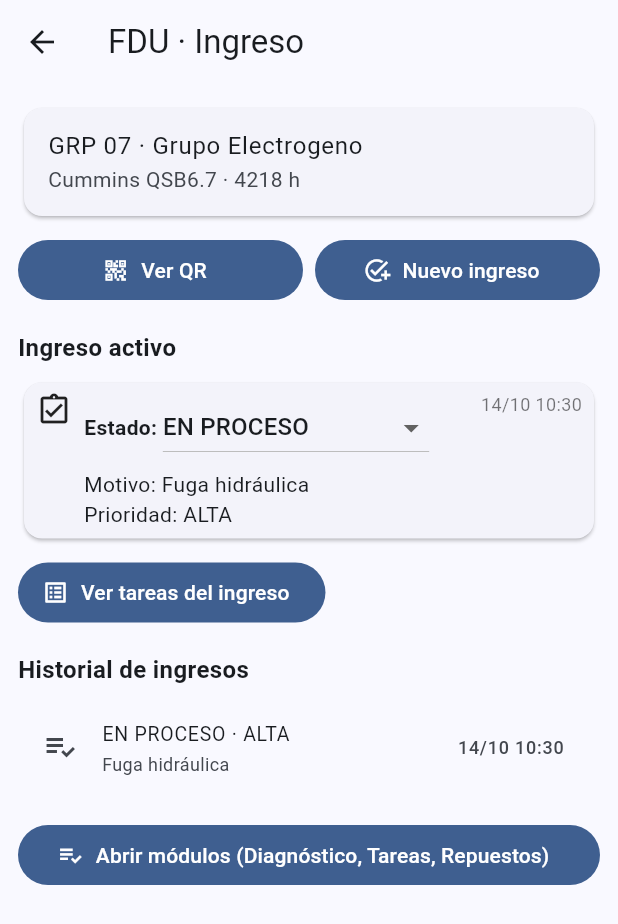
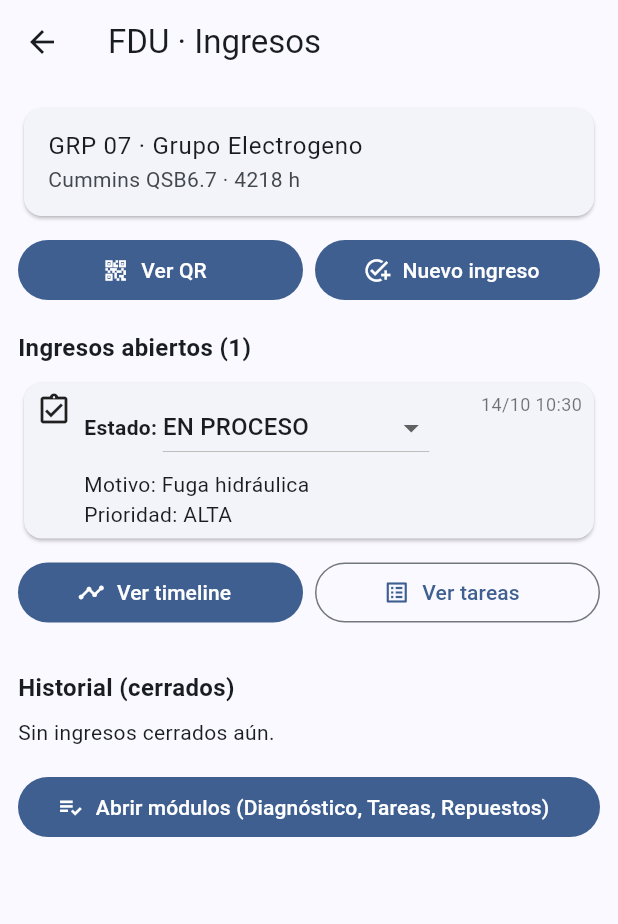
Before and after one commit to bomoro2/garage365f, a Flutter app: the screen it shows after launch, after a tap on an icon or button, on a phone screen of 412 x 824 dp. Shown: the top 924 px of the screen. Run offline on Flutter 3.47's test engine with Material 3 defaults, Android fonts, the phone set to English and light mode, and no system bars; our stand-ins replace flutter_riverpod, go_router, qr_flutter, screenshot, share_plus, shared_preferences; missing offline and left inert: mobile_scanner.

Commit message:
feat(FDU): múltiples ingresos abiertos por equipo + historial solo cerrados

```diff
--- a/lib/router.dart
+++ b/lib/router.dart
@@ -10,6 +10,7 @@ import 'views/intake/create_intake_page.dart';
 import 'views/intake/intake_detail_page.dart'; // <- NUEVO
 import 'state/asset_list_provider.dart';
 import 'views/task/task_list_page.dart';
+import 'views/task/task_detail_page.dart';
 
 final router = GoRouter(
   routes: [
@@ -43,6 +44,13 @@ final router = GoRouter(
       builder: (ctx, st) =>
           TaskListPage(intakeId: st.pathParameters['intakeId']!),
     ),
+    GoRoute(
+      path: '/task/detail/:taskId/:intakeId',
+      builder: (ctx, st) => TaskDetailPage(
+        taskId: st.pathParameters['taskId']!,
+        intakeId: st.pathParameters['intakeId']!,
+      ),
+    ),
   ],
 );
 
--- a/lib/state/intake_provider.dart
+++ b/lib/state/intake_provider.dart
@@ -17,6 +17,34 @@ final intakeListProvider = FutureProvider<List<WorkIntake>>((ref) async {
   final repo = ref.watch(intakeRepoProvider);
   return repo.loadAll();
 });
+
+/// --- Ingresos ABIERTOS por asset (no cerrados), orden desc por fecha ---
+final openIntakesByAssetProvider =
+    FutureProvider.family<List<WorkIntake>, String>((ref, assetId) async {
+      final list = await ref.watch(intakeListProvider.future);
+      final open =
+          list
+              .where(
+                (i) => i.assetId == assetId && i.state != IntakeState.cerrado,
+              )
+              .toList()
+            ..sort((a, b) => b.createdAt.compareTo(a.createdAt));
+      return open;
+    });
+
+/// --- Historial por asset: SOLO CERRADOS (orden desc por fecha) ---
+final intakeHistoryByAssetProvider =
+    FutureProvider.family<List<WorkIntake>, String>((ref, assetId) async {
+      final list = await ref.watch(intakeListProvider.future);
+      final closed =
+          list
+              .where(
+                (i) => i.assetId == assetId && i.state == IntakeState.cerrado,
+              )
+              .toList()
+            ..sort((a, b) => b.createdAt.compareTo(a.createdAt));
+      return closed;
+    });
 
 /// --- Crear nuevo ingreso (y log 'created') ---
 final createIntakeProvider = Provider<Future<void> Function(WorkIntake)>((ref) {
@@ -38,33 +66,10 @@ final createIntakeProvider = Provider<Future<void> Function(WorkIntake)>((ref) {
 
     // refrescos
     ref.invalidate(intakeListProvider);
-    ref.invalidate(activeIntakeByAssetProvider(intake.assetId));
+    ref.invalidate(openIntakesByAssetProvider(intake.assetId));
     ref.invalidate(intakeHistoryByAssetProvider(intake.assetId));
   };
 });
-
-/// --- Último ingreso ACTIVO (no cerrado) ---
-final activeIntakeByAssetProvider = FutureProvider.family<WorkIntake?, String>((
-  ref,
-  assetId,
-) async {
-  final list = await ref.watch(intakeListProvider.future);
-  final filtered =
-      list
-          .where((i) => i.assetId == assetId && i.state != IntakeState.cerrado)
-          .toList()
-        ..sort((a, b) => b.createdAt.compareTo(a.createdAt));
-  return filtered.isEmpty ? null : filtered.first;
-});
-
-/// --- Historial de ingresos (todos, incluso cerrados) ---
-final intakeHistoryByAssetProvider =
-    FutureProvider.family<List<WorkIntake>, String>((ref, assetId) async {
-      final list = await ref.watch(intakeListProvider.future);
-      final filtered = list.where((i) => i.assetId == assetId).toList()
-        ..sort((a, b) => b.createdAt.compareTo(a.createdAt));
-      return filtered;
-    });
 
 /// --- Actualizar estado de un ingreso (y log 'stateChanged') ---
 final updateIntakeStateProvider =
@@ -82,7 +87,7 @@ final updateIntakeStateProvider =
       }) async {
         final repo = ref.read(intakeRepoProvider);
 
-        // necesitamos el estado anterior para el log
+        // estado anterior para el log
         final all = await ref.read(intakeListProvider.future);
         final before = all.firstWhere((e) => e.id == intakeId);
 
@@ -104,7 +109,7 @@ final updateIntakeStateProvider =
 
         // refrescar providers relacionados
         ref.invalidate(intakeListProvider);
-        ref.invalidate(activeIntakeByAssetProvider(assetId));
+        ref.invalidate(openIntakesByAssetProvider(assetId));
         ref.invalidate(intakeHistoryByAssetProvider(assetId));
       };
     });
--- a/lib/views/fdu/fdu_page.dart
+++ b/lib/views/fdu/fdu_page.dart
@@ -13,11 +13,11 @@ class FduPage extends ConsumerWidget {
   @override
   Widget build(BuildContext context, WidgetRef ref) {
     final assetAsync = ref.watch(assetListProvider);
-    final activeAsync = ref.watch(activeIntakeByAssetProvider(assetId));
+    final openAsync = ref.watch(openIntakesByAssetProvider(assetId));
     final historyAsync = ref.watch(intakeHistoryByAssetProvider(assetId));
 
     return Scaffold(
-      appBar: AppBar(title: const Text('FDU · Ingreso')),
+      appBar: AppBar(title: const Text('FDU · Ingresos')),
       body: ListView(
         padding: const EdgeInsets.all(12),
         children: [
@@ -59,151 +59,55 @@ class FduPage extends ConsumerWidget {
           ),
 
           const SizedBox(height: 16),
-          const Text(
-            'Ingreso activo',
-            style: TextStyle(fontSize: 16, fontWeight: FontWeight.w600),
-          ),
-          const SizedBox(height: 8),
-
-          // --- Ingreso activo (con selector de estado) ---
-          activeAsync.when(
-            data: (i) {
-              if (i == null) {
-                return Column(
-                  crossAxisAlignment: CrossAxisAlignment.start,
-                  children: [
-                    const Text('Sin ingreso activo.'),
-                    const SizedBox(height: 8),
-                    OutlinedButton.icon(
-                      onPressed: () => context.push('/intake/new/$assetId'),
-                      icon: const Icon(Icons.add),
-                      label: const Text('Crear ingreso ahora'),
-                    ),
-                  ],
-                );
-              }
+          // --- Ingresos abiertos ---
+          openAsync.when(
+            data: (list) {
+              final count = list.length;
               return Column(
                 crossAxisAlignment: CrossAxisAlignment.start,
                 children: [
-                  Card(
-                    child: Padding(
-                      padding: const EdgeInsets.symmetric(
-                        horizontal: 8,
-                        vertical: 6,
-                      ),
-                      child: Row(
-                        crossAxisAlignment: CrossAxisAlignment.start,
-                        children: [
-                          const Icon(Icons.assignment_turned_in_outlined),
-                          const SizedBox(width: 8),
-                          Expanded(
-                            child: Column(
-                              crossAxisAlignment: CrossAxisAlignment.start,
-                              children: [
-                                Row(
-                                  children: [
-                                    const Text(
-                                      'Estado: ',
-                                      style: TextStyle(
-                                        fontWeight: FontWeight.w600,
-                                      ),
-                                    ),
-                                    DropdownButton<IntakeState>(
-                                      value: i.state,
-                                      items: IntakeState.values.map((s) {
-                                        return DropdownMenuItem(
-                                          value: s,
-                                          child: Text(_stateLabel(s)),
-                                        );
-                                      }).toList(),
-                                      onChanged: (newS) async {
-                                        if (newS == null) return;
-                                        final update = ref.read(
-                                          updateIntakeStateProvider,
-                                        );
-                                        await update(
-                                          intakeId: i.id,
-                                          assetId: assetId,
-                                          newState: newS,
-                                        );
-                                        if (context.mounted) {
-                                          ScaffoldMessenger.of(
-                                            context,
-                                          ).showSnackBar(
-                                            SnackBar(
-                                              content: Text(
-                                                'Estado actualizado a ${_stateLabel(newS)}',
-                                              ),
-                                            ),
-                                          );
-                                        }
-                                      },
-                                    ),
-                                  ],
-                                ),
-                                const SizedBox(height: 4),
-                                Text(
-                                  'Motivo: ${i.reason}\nPrioridad: ${i.priority}',
-                                ),
-                              ],
-                            ),
-                          ),
-                          const SizedBox(width: 8),
-                          Text(
-                            _fmt(i.createdAt),
-                            style: const TextStyle(
-                              fontSize: 12,
-                              color: Colors.black54,
-                            ),
-                            textAlign: TextAlign.right,
-                          ),
-                        ],
-                      ),
+                  Text(
+                    'Ingresos abiertos ($count)',
+                    style: const TextStyle(
+                      fontSize: 16,
+                      fontWeight: FontWeight.w600,
                     ),
                   ),
                   const SizedBox(height: 8),
-                  FilledButton.icon(
-                    onPressed: () => context.push('/intake/${i.id}/tasks'),
-                    icon: const Icon(Icons.list_alt_outlined),
-                    label: const Text('Ver tareas del ingreso'),
+                  if (list.isEmpty) const Text('No hay ingresos abiertos.'),
+                  ...list.map(
+                    (i) => _OpenIntakeCard(assetId: assetId, intake: i),
                   ),
                 ],
               );
             },
             loading: () => const LinearProgressIndicator(),
-            error: (e, _) => Text('Error intake: $e'),
+            error: (e, _) => Text('Error ingresos abiertos: $e'),
           ),
 
           const SizedBox(height: 16),
           const Text(
-            'Historial de ingresos',
+            'Historial (cerrados)',
             style: TextStyle(fontSize: 16, fontWeight: FontWeight.w600),
           ),
           const SizedBox(height: 8),
 
-          // --- Historial (incluye cerrados) ---
+          // --- Historial (solo cerrados) ---
           historyAsync.when(
             data: (items) {
               if (items.isEmpty) {
-                return const Text('No hay ingresos registrados.');
+                return const Text('Sin ingresos cerrados aún.');
               }
-              final sorted = [...items]
-                ..sort((a, b) => b.createdAt.compareTo(a.createdAt));
               return ListView.separated(
                 shrinkWrap: true,
                 physics: const NeverScrollableScrollPhysics(),
-                itemCount: sorted.length,
+                itemCount: items.length,
                 separatorBuilder: (_, __) => const Divider(height: 1),
                 itemBuilder: (ctx, idx) {
-                  final it = sorted[idx];
-                  final isActive = it.state != IntakeState.cerrado;
+                  final it = items[idx];
                   return ListTile(
                     dense: true,
-                    leading: Icon(
-                      isActive
-                          ? Icons.playlist_add_check
-                          : Icons.archive_outlined,
-                    ),
+                    leading: const Icon(Icons.archive_outlined),
                     title: Text('${_stateLabel(it.state)} · ${it.priority}'),
                     subtitle: Text(it.reason),
                     trailing: Text(
@@ -223,7 +127,6 @@ class FduPage extends ConsumerWidget {
           const SizedBox(height: 16),
           FilledButton.icon(
             onPressed: () {
-              // Próximos módulos (diagnóstico, tareas, repuestos):
               ScaffoldMessenger.of(context).showSnackBar(
                 const SnackBar(content: Text('Módulos en construcción')),
               );
@@ -233,6 +136,109 @@ class FduPage extends ConsumerWidget {
           ),
         ],
       ),
+    );
+  }
+}
+
+/// Card reutilizable para un ingreso abierto (con dropdown de estado + acceso a tareas)
+class _OpenIntakeCard extends ConsumerWidget {
+  final String assetId;
+  final WorkIntake intake;
+  const _OpenIntakeCard({required this.assetId, required this.intake});
+
+  @override
+  Widget build(BuildContext context, WidgetRef ref) {
+    return Column(
+      children: [
+        Card(
+          child: Padding(
+            padding: const EdgeInsets.symmetric(horizontal: 8, vertical: 6),
+            child: Row(
+              crossAxisAlignment: CrossAxisAlignment.start,
+              children: [
+                const Icon(Icons.assignment_turned_in_outlined),
+                const SizedBox(width: 8),
+                Expanded(
+                  child: Column(
+                    crossAxisAlignment: CrossAxisAlignment.start,
+                    children: [
+                      Row(
+                        children: [
+                          const Text(
+                            'Estado: ',
+                            style: TextStyle(fontWeight: FontWeight.w600),
+                          ),
+                          DropdownButton<IntakeState>(
+                            value: intake.state,
+                            items: IntakeState.values.map((s) {
+                              return DropdownMenuItem(
+                                value: s,
+                                child: Text(_stateLabel(s)),
+                              );
+                            }).toList(),
+                            onChanged: (newS) async {
+                              if (newS == null) return;
+                              final update = ref.read(
+                                updateIntakeStateProvider,
+                              );
+                              await update(
+                                intakeId: intake.id,
+                                assetId: assetId,
+                                newState: newS,
+                              );
+                              if (context.mounted) {
+                                ScaffoldMessenger.of(context).showSnackBar(
+                                  SnackBar(
+                                    content: Text(
+                                      'Estado actualizado a ${_stateLabel(newS)}',
+                                    ),
+                                  ),
+                                );
+                              }
+                            },
+                          ),
+                        ],
+                      ),
+                      const SizedBox(height: 4),
+                      Text(
+                        'Motivo: ${intake.reason}\nPrioridad: ${intake.priority}',
+                      ),
+                    ],
+                  ),
+                ),
+                const SizedBox(width: 8),
+                Text(
+                  _fmt(intake.createdAt),
+                  style: const TextStyle(fontSize: 12, color: Colors.black54),
+                  textAlign: TextAlign.right,
+                ),
+              ],
+            ),
+          ),
+        ),
+        const SizedBox(height: 8),
+        Row(
+          children: [
+            Expanded(
+              child: FilledButton.icon(
+                onPressed: () =>
+                    context.push('/intake/detail/${intake.id}/$assetId'),
+                icon: const Icon(Icons.timeline),
+                label: const Text('Ver timeline'),
+              ),
+            ),
+            const SizedBox(width: 8),
+            Expanded(
+              child: OutlinedButton.icon(
+                onPressed: () => context.push('/intake/${intake.id}/tasks'),
+                icon: const Icon(Icons.list_alt_outlined),
+                label: const Text('Ver tareas'),
+              ),
+            ),
+          ],
+        ),
+        const SizedBox(height: 12),
+      ],
     );
   }
 }
```
Also changed, not shown: lib/data/models/task_log.dart (added, +44 -0 lines), lib/data/repositories/task_log_repository.dart (added, +48 -0 lines), lib/state/task_log_provider.dart (added, +56 -0 lines), lib/state/task_provider.dart (+52 -8 lines), lib/views/task/task_detail_page.dart (added, +103 -0 lines), lib/views/task/task_list_page.dart (+8 -1 lines).
